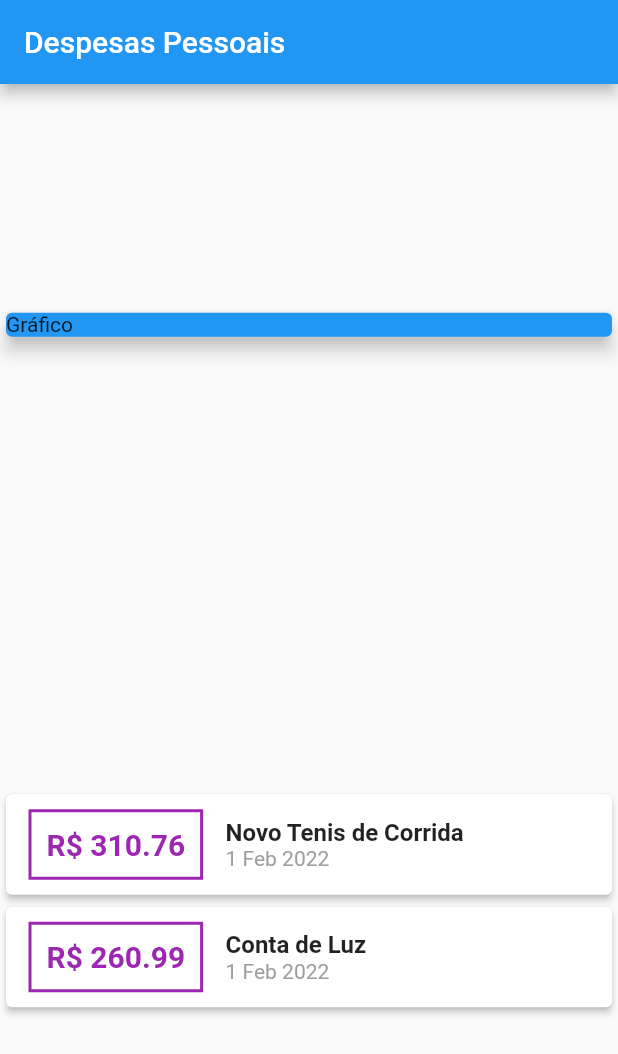
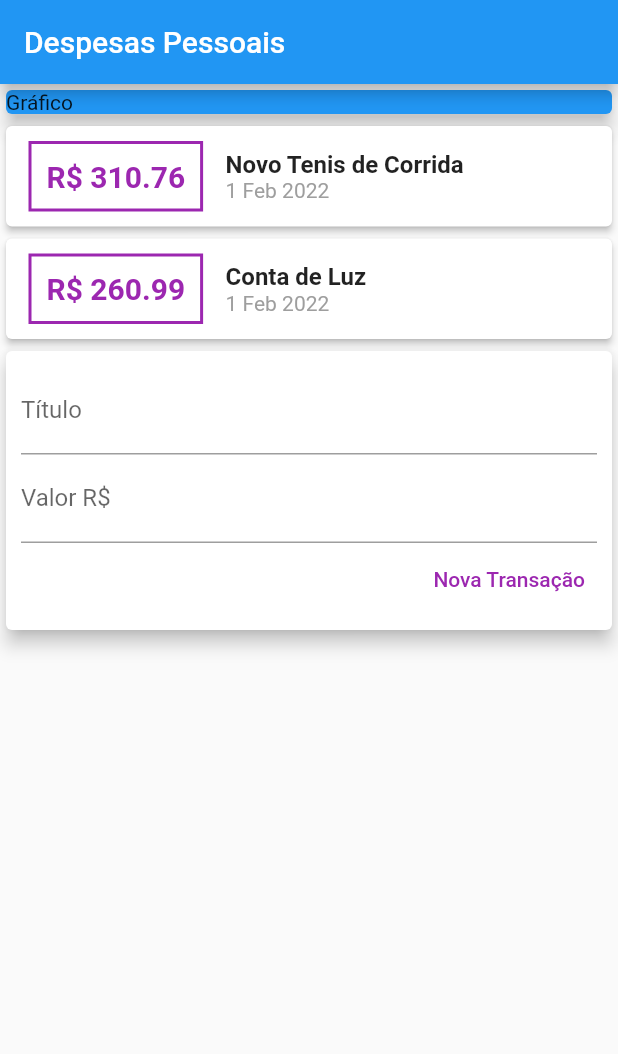
Before and after one commit to diegojaldim/expenses_app, a Flutter app: the screen it shows after launch, on a phone screen of 412 x 824 dp. Shown: the top 1054 px of the screen. Run offline on Flutter 3.47's test engine with Material 2 defaults, Android fonts, the phone set to English and light mode, and no system bars.

Commit message:
Create basic transaction form

```diff
--- a/lib/main.dart
+++ b/lib/main.dart
@@ -39,15 +39,14 @@ class MyHomePage extends StatelessWidget {
   Widget build(BuildContext context) {
     return Scaffold(
       appBar: AppBar(
-        title: Text('Despesas Pessoais'),
+        title: const Text('Despesas Pessoais'),
       ),
       body: Column(
-        mainAxisAlignment: MainAxisAlignment.spaceAround,
         crossAxisAlignment: CrossAxisAlignment.stretch,
         children: <Widget>[
           Container(
             width: double.infinity,
-            child: Card(
+            child: const Card(
               color: Colors.blue,
               child: Text('Gráfico'),
               elevation: 5,
@@ -60,7 +59,7 @@ class MyHomePage extends StatelessWidget {
                 child: Row(
                   children: <Widget>[
                     Container(
-                      margin: EdgeInsets.symmetric(
+                      margin: const EdgeInsets.symmetric(
                         horizontal: 15,
                         vertical: 10,
                       ),
@@ -70,10 +69,10 @@ class MyHomePage extends StatelessWidget {
                           width: 2,
                         )
                       ),
-                      padding: EdgeInsets.all(10),
+                      padding: const EdgeInsets.all(10),
                       child: Text(
                         'R\$ ${tr.value.toStringAsFixed(2)}',
-                        style: TextStyle(
+                        style: const TextStyle(
                           fontWeight: FontWeight.bold,
                           fontSize: 20,
                           color: Colors.purple
@@ -85,14 +84,14 @@ class MyHomePage extends StatelessWidget {
                       children: <Widget>[
                         Text(
                           tr.title,
-                          style: TextStyle(
+                          style: const TextStyle(
                             fontSize: 16,
                             fontWeight: FontWeight.bold,
                           ),
                         ),
                         Text(
                           DateFormat('d MMM y').format(tr.date),
-                          style: TextStyle(
+                          style: const TextStyle(
                             color: Colors.grey,
                           ),
                         ),
@@ -102,6 +101,40 @@ class MyHomePage extends StatelessWidget {
                 ),
               );
             }).toList(),
+          ),
+          Card(
+            elevation: 5,
+            child: Padding(
+              padding: const EdgeInsets.all(10),
+              child: Column(
+                children: <Widget>[
+                  const TextField(
+                    decoration: InputDecoration(
+                      labelText: 'Título',
+                    ),
+                  ),
+                  const TextField(
+                    decoration: InputDecoration(
+                      labelText: 'Valor R\$',
+                    ),
+                  ),
+                  Row(
+                    mainAxisAlignment: MainAxisAlignment.end,
+                    children: [
+                      TextButton(
+                        onPressed: () {},
+                        child: const Text(
+                          'Nova Transação',
+                          style: TextStyle(
+                            color: Colors.purple
+                          ),
+                        )
+                      ),
+                    ],
+                  )
+                ],
+              ),
+            ),
           )
         ],
       ),
```
